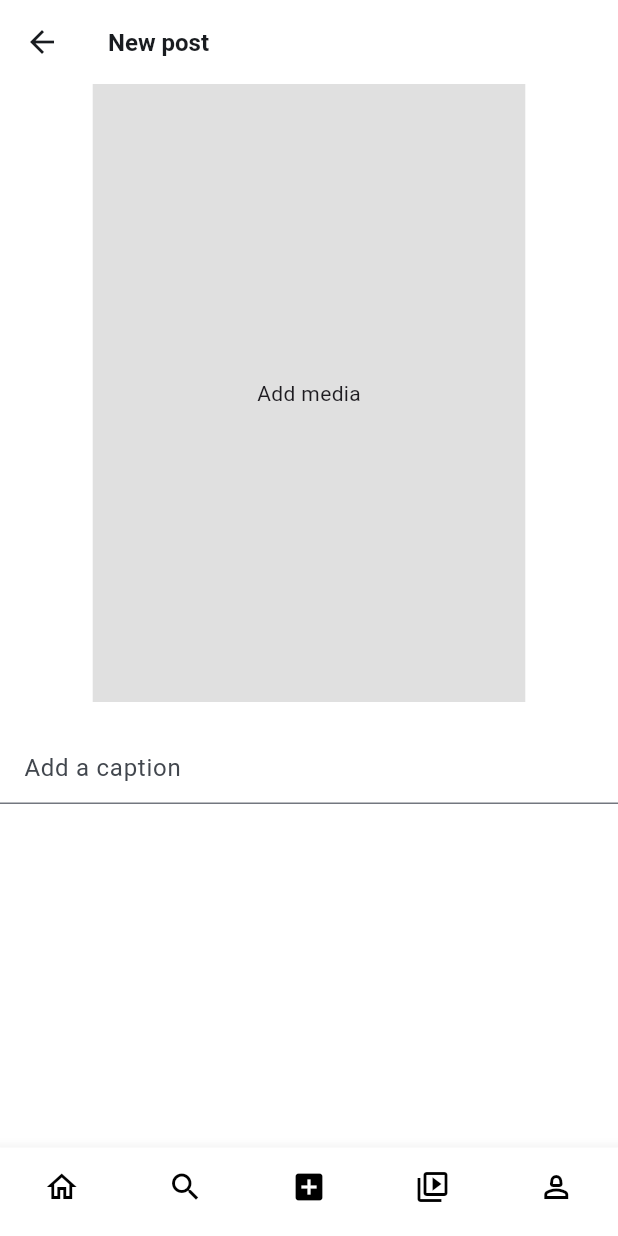
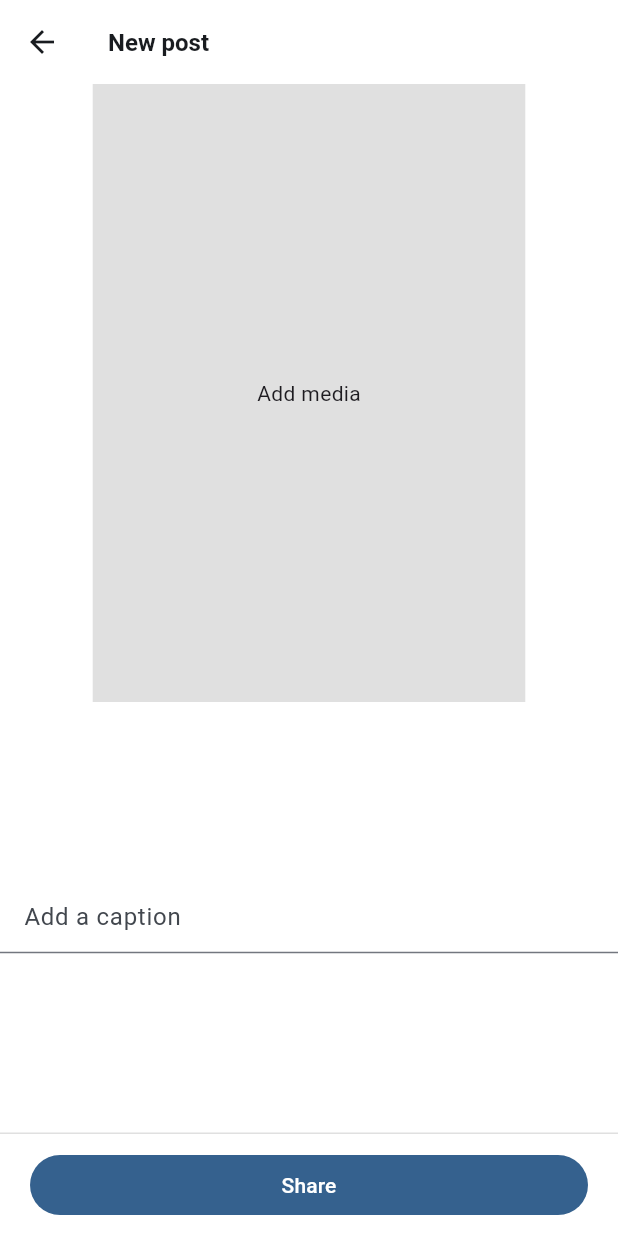
Before and after one commit to tumblinger/instagram_clone_flutter, a Flutter app: the CreatePostScreen screen opened by its route, on a phone screen of 412 x 824 dp. Run offline on Flutter 3.47's test engine with Material 3 defaults, Android fonts, the phone set to English and light mode, and no system bars; our stand-ins replace carousel_slider, cloud_firestore, firebase_auth, firebase_core, flutter_svg, google_fonts and 4 more; accounts and stored records are empty; generated files the repository leaves out were written again.

Commit message:
Update create_post_screen.dart

```diff
--- a/lib/create_post/create_post_screen.dart
+++ b/lib/create_post/create_post_screen.dart
@@ -83,8 +83,10 @@ class _CreatePostScreenState extends State<CreatePostScreen> {
         title: const Text('New post', style: TextStyle(fontSize: 16, fontWeight: FontWeight.bold)),
       ),
       body: SafeArea(
-          child: Center(
           child: Column(
+            mainAxisAlignment: MainAxisAlignment.spaceBetween,
+            children: [
+              Column(
                 children: [
                   Center(
                     child: InkWell(
@@ -110,6 +112,8 @@ class _CreatePostScreenState extends State<CreatePostScreen> {
                       ),
                     ),
                   ),
+                ],
+              ),
               SizedBox(height: 20),
               TextField(
                 controller: _captionTextEditingController,
@@ -119,10 +123,22 @@ class _CreatePostScreenState extends State<CreatePostScreen> {
                     horizontal: 16
                   )
                 ),
+              ),
+              SizedBox(height: 20),
+              Container(
+                width: MediaQuery.of(context).size.width ,
+                padding: EdgeInsets.symmetric(horizontal: 20, vertical: 10),
+                decoration: BoxDecoration(
+                  border: Border(top: BorderSide(color: Colors.black12))
+                ),
+                child: FilledButton(
+                  onPressed: () => {},
+                  child: Text('Share'),
+                ),
               )
             ],
-              ))),
-        bottomNavigationBar:  const AppBottomNavigationBar(currentIndex: 2)
+          ),
+      ),
     );
   }
 }
```
Lines whose indentation alone changed are shown as unchanged.
